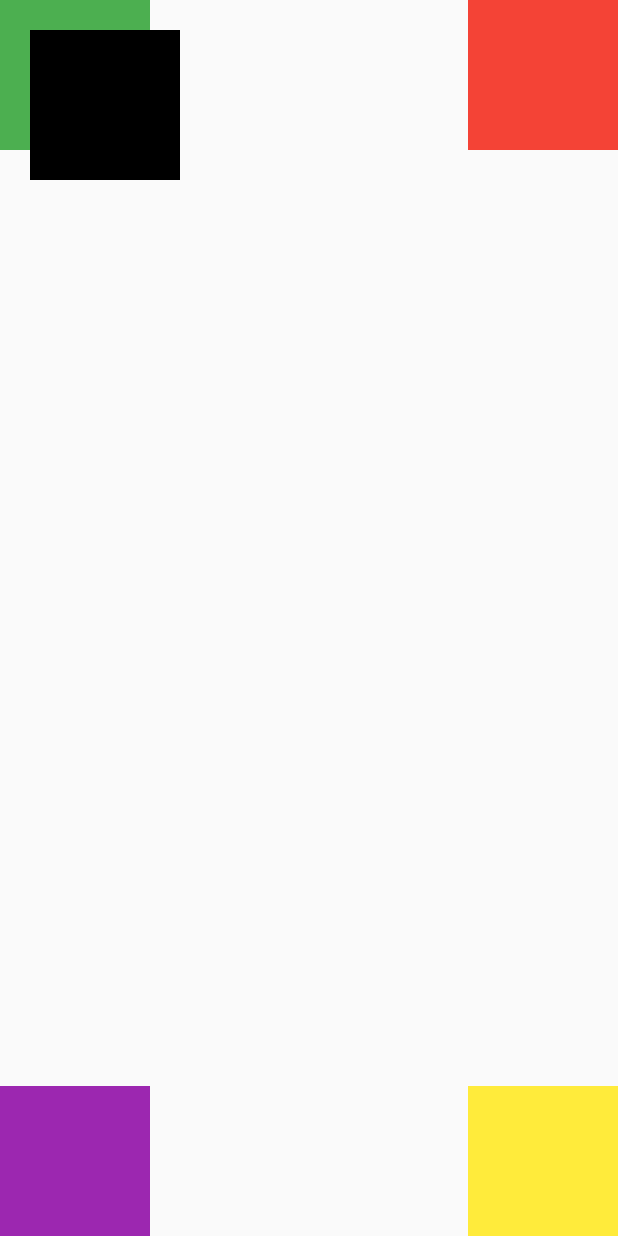
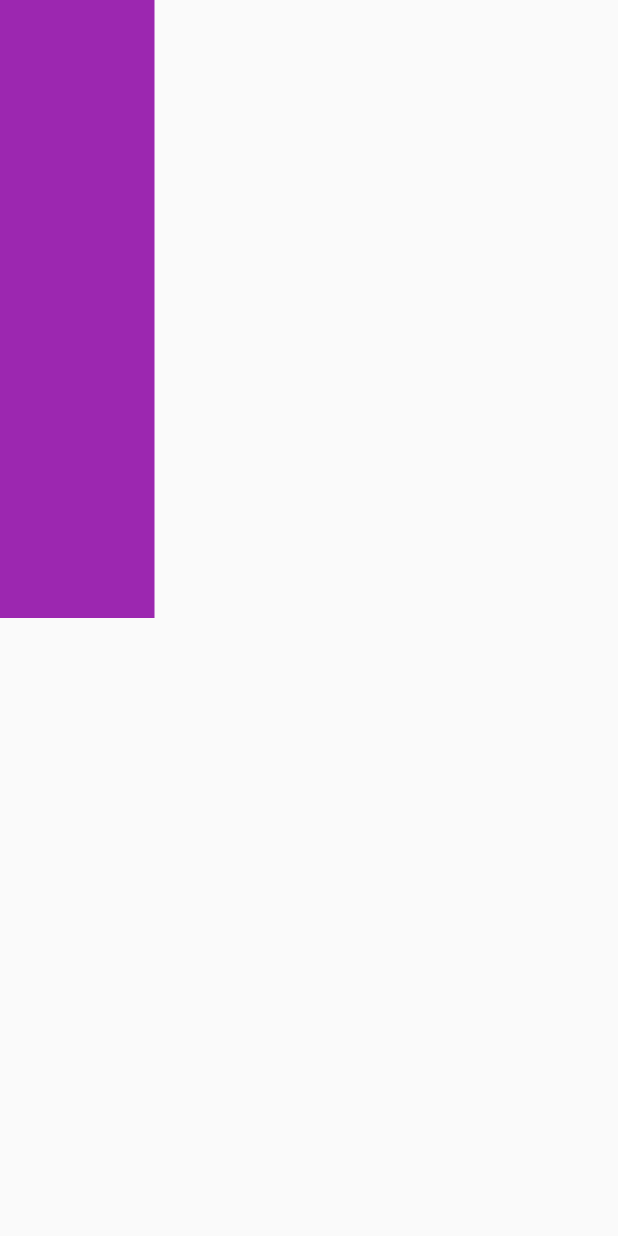
Before and after one commit to AwaisHaleem/Flutter-course-Jawan-Tech-Pakistan, a Flutter app: the screen it shows after launch, on a phone screen of 412 x 824 dp. Run offline on Flutter 3.47's test engine with Material 2 defaults, Android fonts, the phone set to English and light mode, and no system bars.

Commit message:
MediaQuery for responsivness

```diff
--- a/lib/home.dart
+++ b/lib/home.dart
@@ -9,50 +9,10 @@ class _HomeState extends State<Home> {
   @override
   Widget build(BuildContext context) {
     return Scaffold(
-        body: Stack(
-      children: [
-        Align(
-          alignment: Alignment.topRight,
-          child: Container(
-            height: 100,
-            width: 100,
-            color: Colors.red,
-          ),
-        ),
-        Align(
-          alignment: Alignment.bottomRight,
-          child: Container(
-            height: 100,
-            width: 100,
-            color: Colors.yellow,
-          ),
-        ),
-        Align(
-          alignment: Alignment.bottomLeft,
-          child: Container(
-            height: 100,
-            width: 100,
-            color: Colors.purple,
-          ),
-        ),
-        Align(
-          alignment: Alignment.topLeft,
-          child: Container(
-            height: 100,
-            width: 100,
-            color: Colors.green,
-          ),
-        ),
-        Positioned(
-          left: 20,
-          top: 20,
-          child: Container(
-            height: 100,
-            width: 100,
-            color: Colors.black,
-          ),
-        ),
-      ],
+        body: Container(
+      color: Colors.purple,
+      height: MediaQuery.of(context).size.height * 0.5,
+      width: MediaQuery.of(context).size.width * 0.25,
     ));
   }
 }
```
